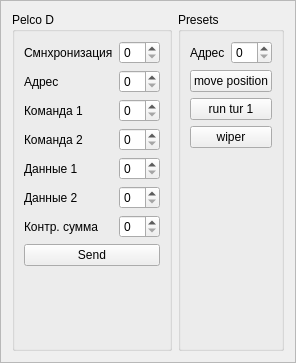
Qt form Qt/my_programm/Organizations/Organization_03/RS485/RS485/src/pelcod/src/ui/pelcod.ui (RinatB2017/mega_GIT) before a commit.
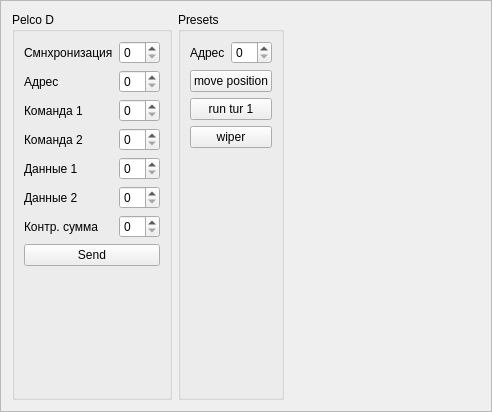
The same form after that commit. Custom widgets are drawn as their Qt base class.

Diff of the .ui file:
```diff
--- a/Qt/my_programm/Organizations/Organization_03/RS485/RS485/src/pelcod/src/ui/pelcod.ui
+++ b/Qt/my_programm/Organizations/Organization_03/RS485/RS485/src/pelcod/src/ui/pelcod.ui
@@ -6,8 +6,8 @@
    <rect>
     <x>0</x>
     <y>0</y>
-    <width>265</width>
-    <height>363</height>
+    <width>492</width>
+    <height>412</height>
    </rect>
   </property>
   <property name="windowTitle">
@@ -186,6 +186,19 @@
      </layout>
     </widget>
    </item>
+   <item>
+    <spacer name="horizontalSpacer">
+     <property name="orientation">
+      <enum>Qt::Horizontal</enum>
+     </property>
+     <property name="sizeHint" stdset="0">
+      <size>
+       <width>40</width>
+       <height>20</height>
+      </size>
+     </property>
+    </spacer>
+   </item>
   </layout>
  </widget>
  <customwidgets>
```
